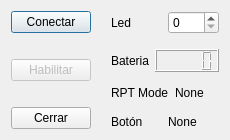
Above: gui.ui from mattgaviota/wiiproject before the change. Below: the same form after it.
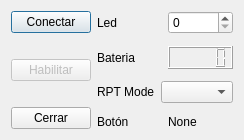
That is the form after the change.

What changed in the file:
```diff
--- a/gui.ui
+++ b/gui.ui
@@ -156,9 +156,9 @@
           </widget>
          </item>
          <item>
-          <widget class="QLabel" name="lbl_rpt_mode">
-           <property name="text">
-            <string>None</string>
+          <widget class="QComboBox" name="cb_rpt_mode">
+           <property name="editable">
+            <bool>false</bool>
            </property>
           </widget>
          </item>
```
